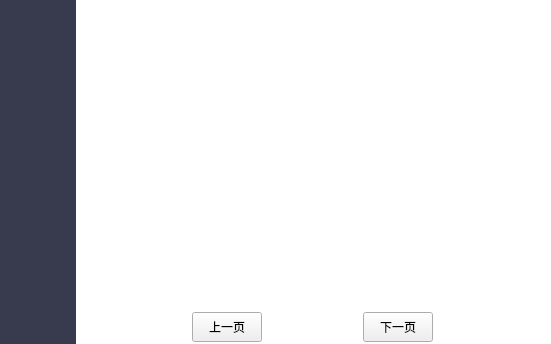
This is View/orderdetails.ui in CodePeasant3/IPAY as Qt 5 draws it before an edit. The edited form follows.
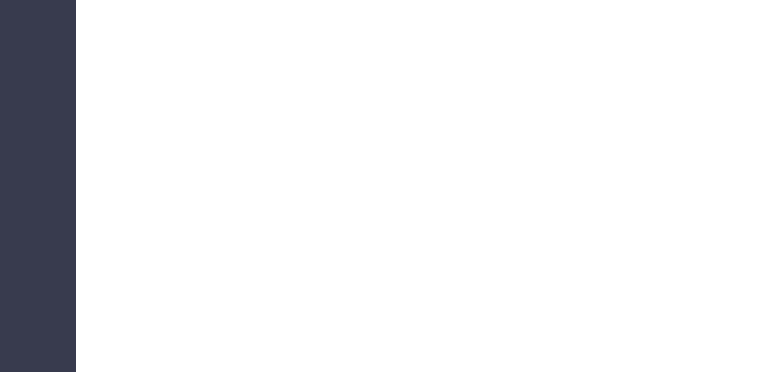
This is the edited form.

What changed in the file:
```diff
--- a/View/orderdetails.ui
+++ b/View/orderdetails.ui
@@ -6,8 +6,8 @@
    <rect>
     <x>0</x>
     <y>0</y>
-    <width>551</width>
-    <height>344</height>
+    <width>777</width>
+    <height>372</height>
    </rect>
   </property>
   <property name="windowTitle">
@@ -108,7 +108,7 @@
       </property>
       <item>
        <widget class="QWidget" name="widget_5" native="true">
-        <layout class="QVBoxLayout" name="verticalLayout_3" stretch="12,1">
+        <layout class="QVBoxLayout" name="verticalLayout_3" stretch="12">
          <property name="spacing">
           <number>2</number>
          </property>
@@ -134,86 +134,6 @@
            </property>
           </widget>
          </item>
-         <item>
-          <widget class="QWidget" name="widget_7" native="true">
-           <layout class="QHBoxLayout" name="horizontalLayout_2" stretch="1">
-            <property name="spacing">
-             <number>0</number>
-            </property>
-            <property name="leftMargin">
-             <number>5</number>
-            </property>
-            <property name="topMargin">
-             <number>0</number>
-            </property>
-            <property name="rightMargin">
-             <number>5</number>
-            </property>
-            <property name="bottomMargin">
-             <number>2</number>
-            </property>
-            <item>
-             <widget class="QWidget" name="widget_8" native="true">
-              <layout class="QHBoxLayout" name="horizontalLayout_3">
-               <property name="spacing">
-                <number>0</number>
-               </property>
-               <property name="leftMargin">
-                <number>0</number>
-               </property>
-               <property name="topMargin">
-                <number>0</number>
-               </property>
-               <property name="rightMargin">
-                <number>0</number>
-               </property>
-               <property name="bottomMargin">
-                <number>0</number>
-               </property>
-               <item>
-                <widget class="QPushButton" name="pushButton_pre">
-                 <property name="minimumSize">
-                  <size>
-                   <width>70</width>
-                   <height>30</height>
-                  </size>
-                 </property>
-                 <property name="maximumSize">
-                  <size>
-                   <width>70</width>
-                   <height>30</height>
-                  </size>
-                 </property>
-                 <property name="text">
-                  <string>上一页</string>
-                 </property>
-                </widget>
-               </item>
-               <item>
-                <widget class="QPushButton" name="pushButton_next">
-                 <property name="minimumSize">
-                  <size>
-                   <width>70</width>
-                   <height>30</height>
-                  </size>
-                 </property>
-                 <property name="maximumSize">
-                  <size>
-                   <width>70</width>
-                   <height>30</height>
-                  </size>
-                 </property>
-                 <property name="text">
-                  <string>下一页</string>
-                 </property>
-                </widget>
-               </item>
-              </layout>
-             </widget>
-            </item>
-           </layout>
-          </widget>
-         </item>
         </layout>
        </widget>
       </item>
```
